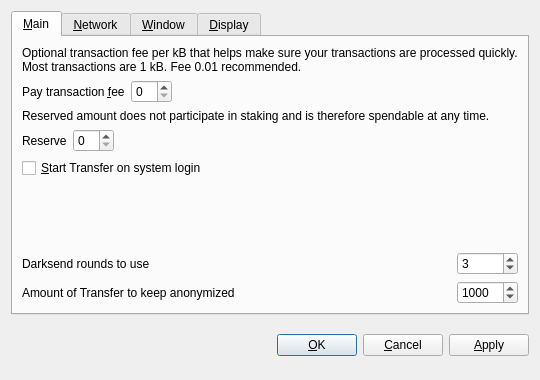
Above: src/qt/forms/optionsdialog.ui from transferdev/Transfercoin before the change. Below: the same form after it.
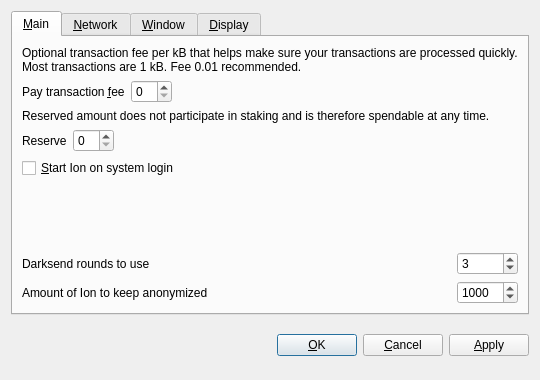
That is the form after the change. Custom widgets are drawn as their Qt base class.

```diff
--- a/src/qt/forms/optionsdialog.ui
+++ b/src/qt/forms/optionsdialog.ui
@@ -128,7 +128,7 @@
           <string>Automatically start Transfer after logging in to the system.</string>
          </property>
          <property name="text">
-          <string>&amp;Start Transfer on system login</string>
+          <string>&amp;Start Ion on system login</string>
          </property>
         </widget>
        </item>
@@ -186,7 +186,7 @@
           <string notr="true"/>
          </property>
          <property name="text">
-          <string>Amount of Transfer to keep anonymized</string>
+          <string>Amount of Ion to keep anonymized</string>
          </property>
         </widget>
        </item>
```
Left out of the diff: 10 changed lines with no effect on the pictures.
